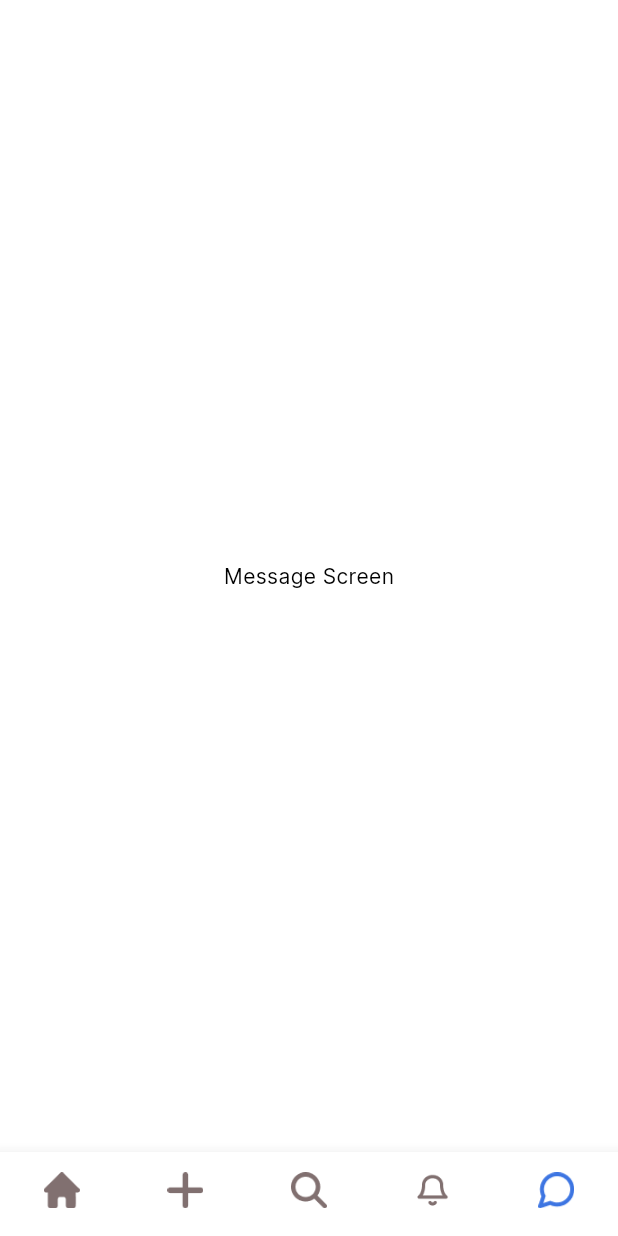
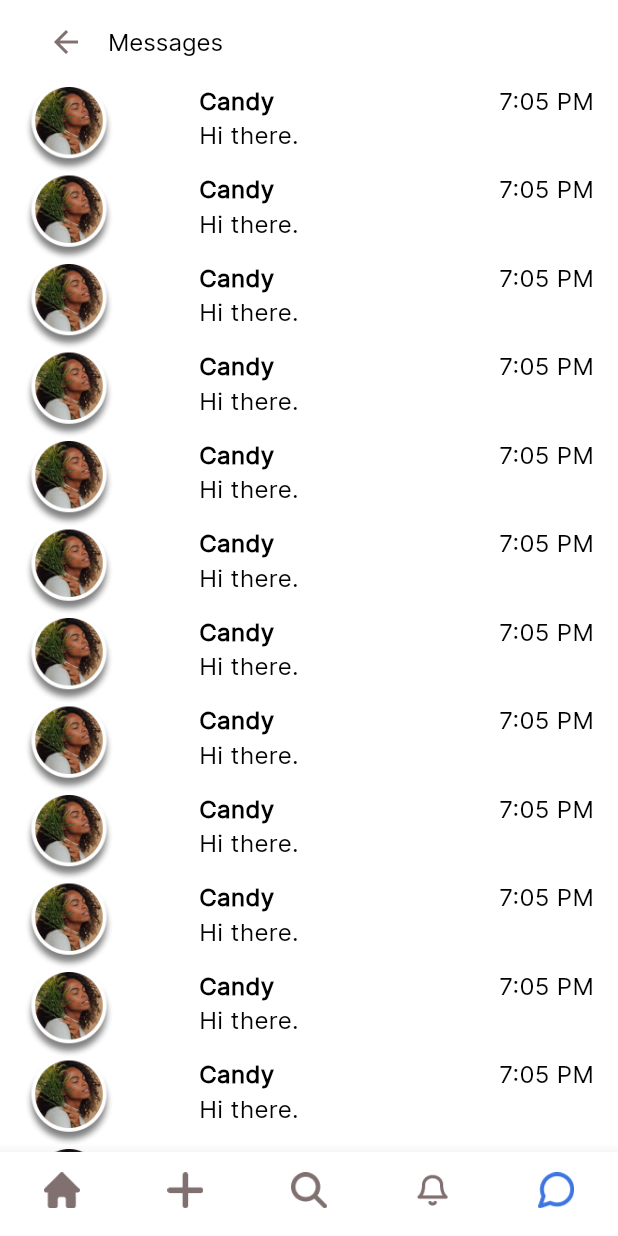
Before and after one commit to ChoSuWai/Travel-app, a Flutter app: the screen it shows after launch, item 5 of the bottom bar chosen, on a phone screen of 412 x 824 dp. Run offline on Flutter 3.47's test engine with Material 3 defaults, Android fonts, the phone set to English and light mode, and no system bars; our stand-ins replace smooth_page_indicator.

Commit message:
Message Screen POC added

```diff
--- /dev/null
+++ b/lib/list_items/message_list_item_view.dart
@@ -0,0 +1,59 @@
+import 'package:flutter/material.dart';
+
+import '../utils/dimens.dart';
+import '../utils/images.dart';
+
+class MessageListItemView extends StatelessWidget {
+  const MessageListItemView({super.key});
+
+  @override
+  Widget build(BuildContext context) {
+    return Row(
+      crossAxisAlignment: CrossAxisAlignment.start,
+      mainAxisAlignment: MainAxisAlignment.spaceBetween,
+      children: [
+        ClipOval(
+          child: Image.asset(
+            kSmallProfileImage,
+            width: kMargin60,
+            height: kMargin60,
+            fit: BoxFit.cover,
+          ),
+        ),
+        const Column(
+          crossAxisAlignment: CrossAxisAlignment.start,
+          children: [
+            Text(
+              "Candy",
+              style: TextStyle(
+                color: Colors.black,
+                fontWeight: FontWeight.bold,
+                fontSize: kTextRegular2x,
+              ),
+            ),
+            Text(
+              "Hi there.",
+              style: TextStyle(
+                color: Colors.black,
+                fontSize: kTextRegular2x,
+              ),
+            ),
+          ],
+        ),
+        const SizedBox(
+          width: kMarginMedium3,
+        ),
+        const Text(
+          "7:05 PM",
+          style: TextStyle(color: Colors.black, fontSize: kTextRegular2x),
+        )
+      ],
+
+      /// Horizontal Line
+      // Container(
+      //   height: 1.0,
+      //   color: Colors.grey,
+      // )
+    );
+  }
+}
--- a/lib/list_items/notification_list_item_view.dart
+++ b/lib/list_items/notification_list_item_view.dart
@@ -23,9 +23,6 @@ class NotificationListItemView extends StatelessWidget {
               height: kMargin60,
               fit: BoxFit.cover,
             ),
-          ),
-          const SizedBox(
-            width: kMarginMedium3,
           ),
           const Text(
             "Candy ",
--- /dev/null
+++ b/lib/pages/message_detailed_page.dart
@@ -0,0 +1,19 @@
+import 'package:flutter/material.dart';
+import 'package:travel_app/utils/colors.dart';
+
+class MessageDetailedPage extends StatelessWidget {
+  const MessageDetailedPage({super.key});
+
+  @override
+  Widget build(BuildContext context) {
+    return const Scaffold(
+      backgroundColor: kBackgroundColor,
+      body: Center(
+        child: Text(
+          "Message Detailed Screen",
+          style: TextStyle(color: Colors.black),
+        ),
+      ),
+    );
+  }
+}
--- a/lib/pages/message_page.dart
+++ b/lib/pages/message_page.dart
@@ -1,19 +1,78 @@
 import 'package:flutter/material.dart';
+import 'package:travel_app/pages/message_detailed_page.dart';
 import 'package:travel_app/utils/colors.dart';
+import 'package:travel_app/utils/dimens.dart';
+
+import '../list_items/message_list_item_view.dart';
 
 class MessagePage extends StatelessWidget {
   const MessagePage({super.key});
 
   @override
   Widget build(BuildContext context) {
-    return const Scaffold(
+    return Scaffold(
       backgroundColor: kBackgroundColor,
-      body: Center(
-        child: Text(
-          "Message Screen",
-          style: TextStyle(color: Colors.black),
+
+      /// App Bar
+      appBar: AppBar(
+        centerTitle: false,
+        backgroundColor: kBackgroundColor,
+        title: const Padding(
+          padding: EdgeInsets.symmetric(horizontal: kMarginMedium2),
+          child: Row(
+            children: [
+              Icon(
+                Icons.arrow_back,
+                color: kSecondaryColor,
+                size: kMarginLarge,
+              ),
+              SizedBox(
+                width: kMarginMedium2,
+              ),
+              Text(
+                "Messages",
+                style: TextStyle(
+                  color: Colors.black,
+                  fontSize: kTextRegular2x,
+                ),
+              ),
+            ],
+          ),
         ),
       ),
+
+      body: const MessageScreenBodyView(),
     );
   }
 }
+
+class MessageScreenBodyView extends StatelessWidget {
+  const MessageScreenBodyView({super.key});
+
+  @override
+  Widget build(BuildContext context) {
+    return CustomScrollView(
+      slivers: [
+        SliverPadding(
+          padding: const EdgeInsets.symmetric(horizontal: kMarginMedium2),
+          sliver: SliverGrid(
+            delegate: SliverChildBuilderDelegate(
+                  (context, index) {
+                return GestureDetector(
+                    onTap: () {
+                      Navigator.push(context, MaterialPageRoute(
+                          builder: (context) => const MessageDetailedPage()));
+                    },
+                    child: const MessageListItemView());
+              },
+              childCount: 15,
+            ),
+            gridDelegate: const SliverGridDelegateWithFixedCrossAxisCount(
+                crossAxisCount: 1,
+                mainAxisExtent: kMessageItemHeight),
+          ),
+        )
+      ],
+    );
+  }
+}
--- a/lib/utils/dimens.dart
+++ b/lib/utils/dimens.dart
@@ -35,3 +35,4 @@ const double kActivitiesImageHeight = 150;
 const double kActivitiesListItemAndTextHeight = 200;
 
 const double kNotificationItemHeight = 71;
+const double kMessageItemHeight = 59;
```
